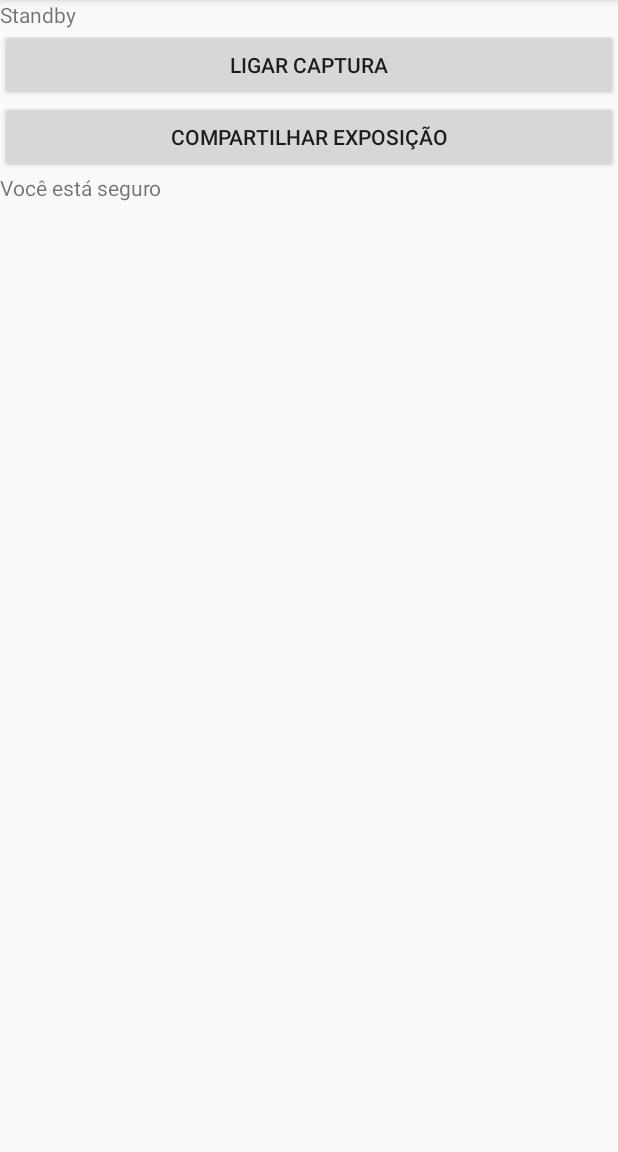
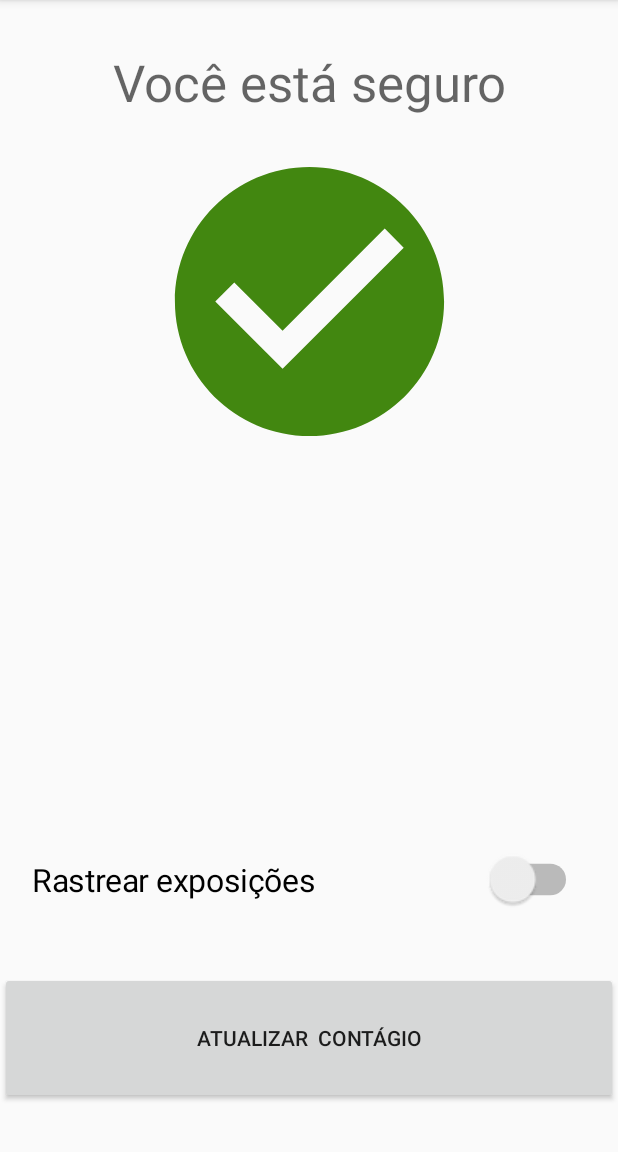
Before and after one commit to 90felipe09/dp3t-usp, an Android app: the screen it shows after launch (MainActivity), on a phone screen of 412 x 824 dp, the part 84-1236 px from its top. Run offline under Robolectric (Android 15) with nearby library versions, the phone set to English and light mode, and no system bars.

Commit message:
intro to fe

```diff
--- a/android/app/src/main/java/com/example/dp3t_usp/MainActivity.java
+++ b/android/app/src/main/java/com/example/dp3t_usp/MainActivity.java
@@ -9,22 +9,24 @@ import android.os.ParcelUuid;
 import android.util.Log;
 import android.view.View;
 import android.widget.Button;
+import android.widget.CompoundButton;
+import android.widget.ImageView;
+import android.widget.Switch;
 import android.widget.TextView;
 import android.widget.Toast;
 
 import java.util.UUID;
 
-public class MainActivity extends AppCompatActivity implements View.OnClickListener {
+public class MainActivity extends AppCompatActivity {
     private static final int TIME_BETWEEN_SCANS = 1000;
 
-    private TextView broadcastLabel;
-    private TextView expositionLabel;
+    private Button shareWithFogButton;
+    private Switch broadcastSwitch;
 
-    private TextView debugLabel;
-
-    private Button toggleExpositionBtn;
-    private Button shareHashTableBtn;
-
+    //Safety status
+    private UserStatus status;
+    private ImageView statusImage;
+    private TextView statusLabel;
     // Bluetooth related resources
     private boolean isAdvertising;
     private boolean advertisingStandby;
@@ -43,34 +45,27 @@ public class MainActivity extends AppCompatActivity implements View.OnClickListe
 
         initializeView();
 
+        updateUserStatus(UserStatus.outdated);
+
         if (checkPortability()) {
             initializeBLE();
         }
     }
 
-    @Override
-    public void onClick(View v){
-        if(v.getId() == R.id.btn_broadcast){
-            toggleExposition();
-        }
-        else if(v.getId() == R.id.btn_share_with_fog){
-            // Add behaviour on click
-        }
-    }
 
     private boolean checkPortability(){
         if(BluetoothAdapter.getDefaultAdapter() == null){
             Toast.makeText(this, "Bluetooth não habilitado.", Toast.LENGTH_SHORT).show();
 
-            toggleExpositionBtn.setEnabled(false);
-            shareHashTableBtn.setEnabled(false);
+            broadcastSwitch.setEnabled(false);
+            shareWithFogButton.setEnabled(false);
             return false;
         }
         if(!BluetoothAdapter.getDefaultAdapter().isMultipleAdvertisementSupported()){
             Toast.makeText(this, "Broadcast não suportado.", Toast.LENGTH_SHORT).show();
 
-            toggleExpositionBtn.setEnabled(false);
-            shareHashTableBtn.setEnabled(false);
+            broadcastSwitch.setEnabled(false);
+            shareWithFogButton.setEnabled(false);
 
             return false;
         }
@@ -78,15 +73,23 @@ public class MainActivity extends AppCompatActivity implements View.OnClickListe
     }
 
     private void initializeView(){
-        broadcastLabel = (TextView) findViewById(R.id.label_broadcast_status);
-        expositionLabel = (TextView) findViewById(R.id.label_exposition_status);
-        debugLabel = (TextView) findViewById(R.id.label_debug);
+        broadcastSwitch = findViewById(R.id.switch_broadcast);
+        shareWithFogButton = findViewById(R.id.btn_share_with_fog);
+        statusImage = findViewById(R.id.img_exposition_status);
+        statusLabel = findViewById(R.id.label_exposition_status);
 
-        toggleExpositionBtn = (Button) findViewById(R.id.btn_broadcast);
-        shareHashTableBtn = (Button) findViewById(R.id.btn_share_with_fog);
 
-        toggleExpositionBtn.setOnClickListener(this);
-        shareHashTableBtn.setOnClickListener(this);
+        broadcastSwitch.setOnCheckedChangeListener(new CompoundButton.OnCheckedChangeListener() {
+            public void onCheckedChanged(CompoundButton buttonView, boolean isChecked) {
+                setExposition(isChecked);
+            }
+        });
+
+        shareWithFogButton.setOnClickListener(new View.OnClickListener() {
+            public void onClick(View v) {
+                //TODO IMPL : add share with fog function, and update Status
+            }
+        });
     }
 
     private void initializeBLE(){
@@ -122,8 +125,8 @@ public class MainActivity extends AppCompatActivity implements View.OnClickListe
         };
     }
 
-    private void toggleExposition(){
-        isAdvertising = !isAdvertising;
+    private void setExposition(boolean setAdvertising){
+        isAdvertising = setAdvertising;
         if(isAdvertising){
             advertisingStandby = true;
             runnable.run();
@@ -135,4 +138,35 @@ public class MainActivity extends AppCompatActivity implements View.OnClickListe
         }
         Log.e("isAdvertising", "isAdvertising: " + isAdvertising);
     }
+
+
+    private enum UserStatus {
+        safe,
+        outdated,
+        exposed
+    }
+
+    private void updateUserStatus(UserStatus status){
+        switch (status){
+            case safe:
+                setSafeStatus();
+            case outdated:
+                setOutdatedStatus();
+            case exposed:
+                setExposedStatus();
+        }
+    }
+
+    private void setSafeStatus() {
+        //todo fe
+        status = UserStatus.safe;
+    }
+    private void setOutdatedStatus() {
+        //todo fe
+        status = UserStatus.outdated;
+    }
+    private void setExposedStatus(){
+        //todo fe
+        status = UserStatus.exposed;
+    }
 }
--- /dev/null
+++ b/android/app/src/main/res/drawable/ic_baseline_check_circle_24.xml
@@ -0,0 +1,10 @@
+<vector xmlns:android="http://schemas.android.com/apk/res/android"
+    android:width="24dp"
+    android:height="24dp"
+    android:viewportWidth="24"
+    android:viewportHeight="24"
+    android:tint="?attr/colorControlNormal">
+  <path
+      android:fillColor="@android:color/white"
+      android:pathData="M12,2C6.48,2 2,6.48 2,12s4.48,10 10,10 10,-4.48 10,-10S17.52,2 12,2zM10,17l-5,-5 1.41,-1.41L10,14.17l7.59,-7.59L19,8l-9,9z"/>
+</vector>
--- /dev/null
+++ b/android/app/src/main/res/drawable/ic_baseline_local_hospital_24.xml
@@ -0,0 +1,10 @@
+<vector xmlns:android="http://schemas.android.com/apk/res/android"
+    android:width="24dp"
+    android:height="24dp"
+    android:viewportWidth="24"
+    android:viewportHeight="24"
+    android:tint="?attr/colorControlNormal">
+  <path
+      android:fillColor="@android:color/white"
+      android:pathData="M19,3L5,3c-1.1,0 -1.99,0.9 -1.99,2L3,19c0,1.1 0.9,2 2,2h14c1.1,0 2,-0.9 2,-2L21,5c0,-1.1 -0.9,-2 -2,-2zM18,14h-4v4h-4v-4L6,14v-4h4L10,6h4v4h4v4z"/>
+</vector>
--- a/android/app/src/main/res/layout/activity_main.xml
+++ b/android/app/src/main/res/layout/activity_main.xml
@@ -1,38 +1,61 @@
 <?xml version="1.0" encoding="utf-8"?>
 <LinearLayout xmlns:android="http://schemas.android.com/apk/res/android"
+    xmlns:app="http://schemas.android.com/apk/res-auto"
+    xmlns:tools="http://schemas.android.com/tools"
     android:layout_width="match_parent"
     android:layout_height="match_parent"
     android:orientation="vertical">
 
-    <TextView
-        android:id="@+id/label_broadcast_status"
+    <androidx.constraintlayout.widget.ConstraintLayout
         android:layout_width="match_parent"
-        android:layout_height="wrap_content"
-        android:text="Standby"
-        />
-    <Button
-        android:id="@+id/btn_broadcast"
-        android:layout_width="match_parent"
-        android:layout_height="wrap_content"
-        android:text="Ligar captura"
-    />
+        android:layout_height="match_parent">
+
         <Button
             android:id="@+id/btn_share_with_fog"
-        android:layout_width="match_parent"
-        android:layout_height="wrap_content"
-        android:text="Compartilhar exposição"
-    />
+            android:layout_width="0dp"
+            android:layout_height="88dp"
+            android:layout_marginBottom="32dp"
+            android:text="Atualizar  contágio"
+            app:layout_constraintBottom_toBottomOf="parent"
+            app:layout_constraintEnd_toEndOf="parent"
+            app:layout_constraintHorizontal_bias="0.0"
+            app:layout_constraintStart_toStartOf="parent" />
+
         <TextView
             android:id="@+id/label_exposition_status"
             android:layout_width="match_parent"
-        android:layout_height="wrap_content"
+            android:layout_height="45dp"
+            android:layout_marginTop="32dp"
             android:text="Você está seguro"
-    />
-    <TextView
-        android:id="@+id/label_debug"
-        android:layout_width="match_parent"
-        android:layout_height="wrap_content"
-        android:text=""
-    />
+            android:textAlignment="center"
+            android:textAppearance="@style/TextAppearance.AppCompat.Display1"
+            app:layout_constraintTop_toTopOf="parent"
+            tools:layout_editor_absoluteX="0dp" />
+
+        <ImageView
+            android:id="@+id/img_exposition_status"
+            android:layout_width="246dp"
+            android:layout_height="215dp"
+            android:layout_marginTop="16dp"
+            android:tint="#428710"
+            app:layout_constraintEnd_toEndOf="parent"
+            app:layout_constraintStart_toStartOf="parent"
+            app:layout_constraintTop_toBottomOf="@+id/label_exposition_status"
+            app:srcCompat="@drawable/ic_baseline_check_circle_24" />
+
+        <Switch
+            android:id="@+id/switch_broadcast"
+            android:layout_width="248dp"
+            android:layout_height="59dp"
+            android:layout_marginBottom="32dp"
+            android:scaleX="1.5"
+            android:scaleY="1.5"
+            android:text="Rastrear exposições"
+            app:layout_constraintBottom_toTopOf="@+id/btn_share_with_fog"
+            app:layout_constraintEnd_toEndOf="parent"
+            app:layout_constraintHorizontal_bias="0.509"
+            app:layout_constraintStart_toStartOf="parent" />
+
+    </androidx.constraintlayout.widget.ConstraintLayout>
 
 </LinearLayout>
```
Lines whose indentation alone changed are shown as unchanged.
